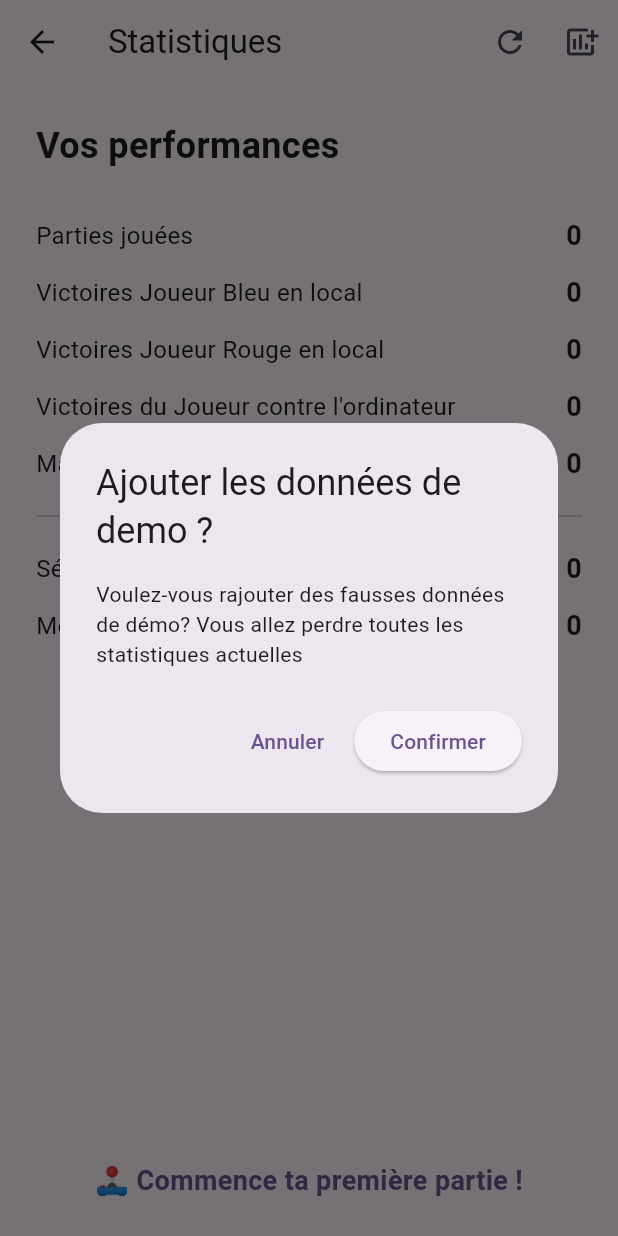
After one commit to PerezdelaLamaJulien/tic_tac_toe, a Flutter app: the StatsScreen screen opened directly, after a tap on the "add chart" icon, on a phone screen of 412 x 824 dp. The commit adds this screen. Run offline on Flutter 3.47's test engine with Material 3 defaults, Android fonts, the phone set to English and light mode, and no system bars; our stand-ins replace flutter_riverpod, shared_preferences; missing offline and left inert: matrix4_transform; accounts and stored records are empty.

Commit message:
feat : Add Stat screen and load/save stats in SharedPreferences

```diff
--- /dev/null
+++ b/lib/game/models/game_stats.dart
@@ -0,0 +1,141 @@
+import 'dart:math';
+
+import 'package:tic_tac_toe/game/models/game_mode.dart';
+import 'package:tic_tac_toe/game/models/player.dart';
+
+class GameStats {
+  final int totalGames;
+  final int totalGamesComputer;
+  final int totalGamesLocal;
+  final int totalGamesWithEndless;
+  final int winsPlayerOneLocal;
+  final int winsPlayerTwoLocal;
+  final int winsPlayerVersusComputer;
+  final int draws;
+  final int bestWinStreak;
+  final int currentWinStreak;
+
+  const GameStats({
+    required this.totalGames,
+    required this.totalGamesComputer,
+    required this.totalGamesLocal,
+    required this.totalGamesWithEndless,
+    required this.winsPlayerOneLocal,
+    required this.winsPlayerTwoLocal,
+    required this.winsPlayerVersusComputer,
+    required this.draws,
+    required this.bestWinStreak,
+    required this.currentWinStreak,
+  });
+
+  factory GameStats.initial() => const GameStats(
+    totalGames: 0,
+    totalGamesComputer: 0,
+    totalGamesLocal: 0,
+    totalGamesWithEndless: 0,
+    winsPlayerOneLocal: 0,
+    winsPlayerTwoLocal: 0,
+    winsPlayerVersusComputer: 0,
+    draws: 0,
+    bestWinStreak: 0,
+    currentWinStreak: 0,
+  );
+
+  factory GameStats.demo() => const GameStats(
+    totalGames: 45,
+    totalGamesComputer: 14,
+    totalGamesLocal: 31,
+    totalGamesWithEndless: 32,
+    winsPlayerOneLocal: 14,
+    winsPlayerTwoLocal: 3,
+    winsPlayerVersusComputer: 12,
+    draws: 9,
+    bestWinStreak: 7,
+    currentWinStreak: 2,
+  );
+
+  GameStats update(Player? winner, GameMode mode, bool endlessEnabled) {
+    if (winner == null) {
+      return copyWith(
+        totalGames: totalGames + 1,
+        totalGamesWithEndless: totalGamesWithEndless + (endlessEnabled ? 1 : 0),
+        draws: draws + 1,
+        currentWinStreak: 0,
+      );
+    }
+
+    if (mode == GameMode.computer) {
+      final isPlayer = winner == Player.one;
+      final newWinStreak = isPlayer ? currentWinStreak + 1 : 0;
+
+      return copyWith(
+        totalGames: totalGames + 1,
+        totalGamesComputer: totalGamesComputer + 1,
+        winsPlayerVersusComputer: winsPlayerVersusComputer + (isPlayer ? 1 : 0),
+        bestWinStreak: max(bestWinStreak, newWinStreak),
+        currentWinStreak: newWinStreak,
+      );
+    } else {
+      final isPlayerOne = winner == Player.one;
+      final newWinStreak = isPlayerOne ? currentWinStreak + 1 : 0;
+
+      return copyWith(
+        totalGames: totalGames + 1,
+        winsPlayerOneLocal: winsPlayerOneLocal + (isPlayerOne ? 1 : 0),
+        winsPlayerTwoLocal: winsPlayerTwoLocal + (isPlayerOne ? 0 : 1),
+        bestWinStreak: max(bestWinStreak, newWinStreak),
+        currentWinStreak: newWinStreak,
+      );
+    }
+  }
+
+  Map<String, dynamic> toJson() => {
+    'totalGames': totalGames,
+    'totalGamesComputer': totalGamesComputer,
+    'totalGamesLocal': totalGamesLocal,
+    'totalGamesWithEndless': totalGamesWithEndless,
+    'winsPlayerOneLocal': winsPlayerOneLocal,
+    'winsPlayerTwoLocal': winsPlayerTwoLocal,
+    'draws': draws,
+    'bestWinStreak': bestWinStreak,
+    'currentWinStreak': currentWinStreak,
+  };
+
+  factory GameStats.fromJson(Map<String, dynamic> json) => GameStats(
+    totalGames: json['totalGames'] ?? 0,
+    totalGamesComputer: json['totalGamesComputer'] ?? 0,
+    totalGamesLocal: json['totalGamesLocal'] ?? 0,
+    totalGamesWithEndless: json['totalGamesWithEndless'] ?? 0,
+    winsPlayerOneLocal: json['winsPlayerOneLocal'] ?? 0,
+    winsPlayerTwoLocal: json['winsPlayerTwoLocal'] ?? 0,
+    winsPlayerVersusComputer: json['winsPlayerVersusComputer'] ?? 0,
+    draws: json['draws'] ?? 0,
+    bestWinStreak: json['bestWinStreak'] ?? 0,
+    currentWinStreak: json['currentWinStreak'] ?? 0,
+  );
+
+  GameStats copyWith({
+    int? totalGames,
+    int? totalGamesComputer,
+    int? totalGamesLocal,
+    int? totalGamesWithEndless,
+    int? winsPlayerOneLocal,
+    int? winsPlayerTwoLocal,
+    int? winsPlayerVersusComputer,
+    int? draws,
+    int? bestWinStreak,
+    int? currentWinStreak,
+  }) => GameStats(
+    totalGames: totalGames ?? this.totalGames,
+    totalGamesComputer: totalGamesComputer ?? this.totalGamesComputer,
+    totalGamesLocal: totalGamesLocal ?? this.totalGamesLocal,
+    totalGamesWithEndless: totalGamesWithEndless ?? this.totalGamesWithEndless,
+    winsPlayerOneLocal: winsPlayerOneLocal ?? this.winsPlayerOneLocal,
+    winsPlayerTwoLocal: winsPlayerTwoLocal ?? this.winsPlayerTwoLocal,
+    winsPlayerVersusComputer:
+        winsPlayerVersusComputer ?? this.winsPlayerVersusComputer,
+    draws: draws ?? this.draws,
+    bestWinStreak: bestWinStreak ?? this.bestWinStreak,
+    currentWinStreak: currentWinStreak ?? this.currentWinStreak,
+  );
+}
--- /dev/null
+++ b/lib/game/notifiers/stats_notifier.dart
@@ -0,0 +1,45 @@
+import 'package:flutter_riverpod/flutter_riverpod.dart';
+import 'package:tic_tac_toe/game/models/game_mode.dart';
+import 'package:tic_tac_toe/game/models/game_stats.dart';
+import 'package:tic_tac_toe/game/models/player.dart';
+import 'package:tic_tac_toe/game/providers/stats_repository_provider.dart';
+
+class StatsNotifier extends AsyncNotifier<GameStats> {
+  @override
+  Future<GameStats> build() async {
+    final repo = ref.read(statsRepositoryProvider);
+    final data = await repo.loadStats();
+    return GameStats.fromJson(data);
+  }
+
+  Future<void> updateAfterGame({
+    required GameMode mode,
+    required Player? winner,
+    required bool endlessEnabled,
+  }) async {
+    if (state.isLoading) return;
+    final repo = ref.read(statsRepositoryProvider);
+    final updated = state.value!.update(winner, mode, endlessEnabled);
+
+    state = AsyncData(updated);
+    await repo.saveStats(updated.toJson());
+  }
+
+  Future<void> reset() async {
+    final repo = ref.read(statsRepositoryProvider);
+    final cleared = GameStats.initial();
+    state = AsyncData(cleared);
+    await repo.saveStats(cleared.toJson());
+  }
+
+  Future<void> applyDemoStats() async {
+    final repo = ref.read(statsRepositoryProvider);
+    final demo = GameStats.demo();
+    state = AsyncData(demo);
+    await repo.saveStats(demo.toJson());
+  }
+}
+
+final statsNotifierProvider = AsyncNotifierProvider<StatsNotifier, GameStats>(
+  StatsNotifier.new,
+);
--- /dev/null
+++ b/lib/game/providers/stats_repository_provider.dart
@@ -0,0 +1,24 @@
+import 'dart:convert';
+
+import 'package:flutter_riverpod/flutter_riverpod.dart';
+import 'package:shared_preferences/shared_preferences.dart';
+
+final statsRepositoryProvider = Provider<StatsRepository>((ref) {
+  return StatsRepository();
+});
+
+class StatsRepository {
+  static const _key = 'game_stats';
+
+  Future<Map<String, dynamic>> loadStats() async {
+    final prefs = await SharedPreferences.getInstance();
+    final jsonString = prefs.getString(_key);
+    if (jsonString == null) return {};
+    return jsonDecode(jsonString);
+  }
+
+  Future<void> saveStats(Map<String, dynamic> stats) async {
+    final prefs = await SharedPreferences.getInstance();
+    await prefs.setString(_key, jsonEncode(stats));
+  }
+}
--- /dev/null
+++ b/lib/ui/stats_screen.dart
@@ -0,0 +1,160 @@
+import 'package:flutter/material.dart';
+import 'package:flutter_riverpod/flutter_riverpod.dart';
+import 'package:tic_tac_toe/game/models/game_stats.dart';
+import 'package:tic_tac_toe/game/notifiers/stats_notifier.dart';
+
+class StatsScreen extends ConsumerWidget {
+  const StatsScreen({super.key});
+
+  @override
+  Widget build(BuildContext context, WidgetRef ref) {
+    final asyncStats = ref.watch(statsNotifierProvider);
+    final statsNotifier = ref.read(statsNotifierProvider.notifier);
+
+    return Scaffold(
+      appBar: AppBar(
+        title: const Text('Statistiques'),
+        actions: [
+          IconButton(
+            icon: const Icon(Icons.refresh),
+            tooltip: 'Réinitialiser les statistiques',
+            onPressed: () async {
+              final confirm = await showDialog<bool>(
+                context: context,
+                builder: (_) => AlertDialog(
+                  title: const Text('Réinitialiser ?'),
+                  content: const Text(
+                    'Voulez-vous vraiment remettre toutes les statistiques à zéro ?',
+                  ),
+                  actions: [
+                    TextButton(
+                      onPressed: () => Navigator.pop(context, false),
+                      child: const Text('Annuler'),
+                    ),
+                    ElevatedButton(
+                      onPressed: () => Navigator.pop(context, true),
+                      child: const Text('Confirmer'),
+                    ),
+                  ],
+                ),
+              );
+              if (confirm == true) {
+                await statsNotifier.reset();
+              }
+            },
+          ),
+          IconButton(
+            icon: const Icon(Icons.add_chart),
+            tooltip: 'Ajouter les données de demo',
+            onPressed: () async {
+              final confirm = await showDialog<bool>(
+                context: context,
+                builder: (_) => AlertDialog(
+                  title: const Text('Ajouter les données de demo ?'),
+                  content: const Text(
+                    'Voulez-vous rajouter des fausses données de démo? Vous allez perdre toutes les statistiques actuelles',
+                  ),
+                  actions: [
+                    TextButton(
+                      onPressed: () => Navigator.pop(context, false),
+                      child: const Text('Annuler'),
+                    ),
+                    ElevatedButton(
+                      onPressed: () => Navigator.pop(context, true),
+                      child: const Text('Confirmer'),
+                    ),
+                  ],
+                ),
+              );
+              if (confirm == true) {
+                await statsNotifier.applyDemoStats();
+              }
+            },
+          ),
+        ],
+      ),
+      body: asyncStats.when(
+        loading: () => const Center(child: CircularProgressIndicator()),
+        error: (err, stack) =>
+            Center(child: Text('Erreur de chargement : $err')),
+        data: (stats) => Padding(
+          padding: const EdgeInsets.all(24.0),
+          child: Column(
+            crossAxisAlignment: CrossAxisAlignment.start,
+            children: [
+              const Text(
+                'Vos performances',
+                style: TextStyle(fontSize: 24, fontWeight: FontWeight.bold),
+              ),
+              const SizedBox(height: 24),
+
+              StatRow(label: 'Parties jouées', value: stats.totalGames),
+              StatRow(
+                label: 'Victoires Joueur Bleu en local',
+                value: stats.winsPlayerOneLocal,
+              ),
+              StatRow(
+                label: 'Victoires Joueur Rouge en local',
+                value: stats.winsPlayerTwoLocal,
+              ),
+              StatRow(
+                label: 'Victoires du Joueur contre l\'ordinateur',
+                value: stats.winsPlayerVersusComputer,
+              ),
+              StatRow(label: 'Matchs nuls', value: stats.draws),
+              const Divider(height: 32),
+              StatRow(label: 'Série actuelle', value: stats.currentWinStreak),
+              StatRow(label: 'Meilleure série', value: stats.bestWinStreak),
+              const Spacer(),
+              Center(
+                child: Text(
+                  _getMotivationMessage(stats),
+                  style: TextStyle(
+                    fontSize: 18,
+                    fontWeight: FontWeight.w600,
+                    color: Theme.of(context).colorScheme.primary,
+                  ),
+                ),
+              ),
+            ],
+          ),
+        ),
+      ),
+    );
+  }
+
+  String _getMotivationMessage(GameStats stats) {
+    if (stats.bestWinStreak >= 5) return '🔥 Série légendaire !';
+    if (stats.currentWinStreak >= 3) return '💪 Continue sur ta lancée !';
+    if (stats.winsPlayerOneLocal +
+            stats.winsPlayerTwoLocal +
+            stats.winsPlayerVersusComputer ==
+        0)
+      return '🕹️ Commence ta première partie !';
+    return 'Bonne chance pour la prochaine partie !';
+  }
+}
+
+class StatRow extends StatelessWidget {
+  final String label;
+  final int value;
+
+  const StatRow({super.key, required this.label, required this.value});
+
+  @override
+  Widget build(BuildContext context) {
+    return Padding(
+      padding: const EdgeInsets.symmetric(vertical: 6),
+      child: Row(
+        mainAxisAlignment: MainAxisAlignment.spaceBetween,
+        children: [
+          Text(label, style: const TextStyle(fontSize: 16)),
+          Text(
+            value.toString(),
+            style: const TextStyle(fontSize: 18, fontWeight: FontWeight.bold),
+          ),
+        ],
+      ),
+    );
+  }
+}
--- a/pubspec.yaml
+++ b/pubspec.yaml
@@ -37,6 +37,7 @@ dependencies:
   flutter_riverpod: ^3.0.3
   matrix4_transform: ^4.0.1
   mockito: ^5.5.0
+  shared_preferences: ^2.5.3
 
 dev_dependencies:
   flutter_test:
```
Also changed, not shown: lib/game/notifiers/game_notifier.dart (+16 -0 lines), lib/ui/game_screen.dart (+37 -23 lines), pubspec.lock, 6 other files.
